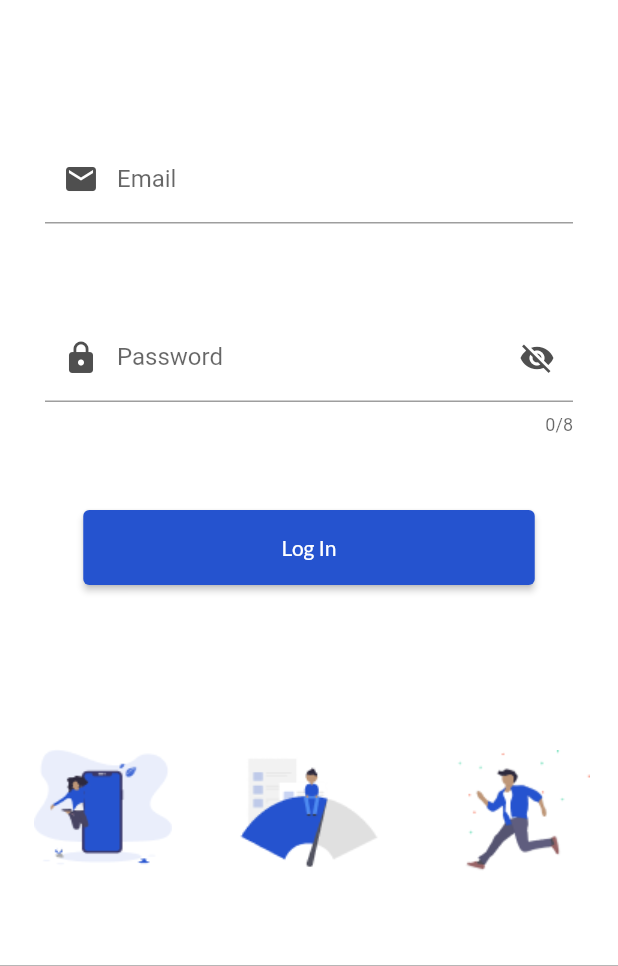
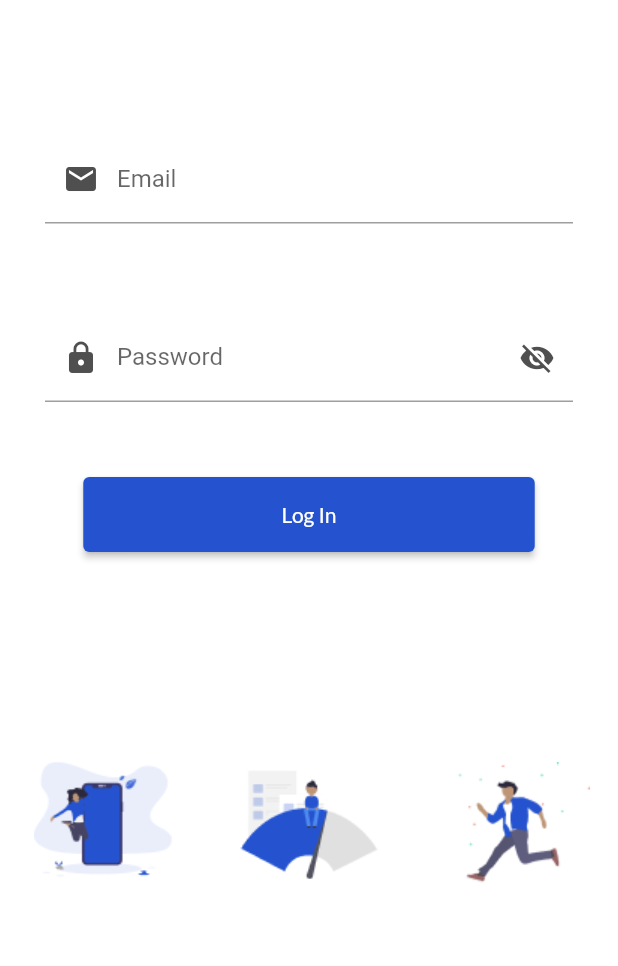
Before and after one commit to sobuur0/super_agent_with_flutter, a Flutter app: the screen it shows after launch, on a phone screen of 412 x 824 dp, the part 270-1236 px from its top. Run offline on Flutter 3.47's test engine with Material 2 defaults, Android fonts, the phone set to English and light mode, and no system bars; our stand-ins replace google_fonts.

Commit message:
removed max_length input on formfield

```diff
--- a/lib/presentation/pages/pin_set_page.dart
+++ b/lib/presentation/pages/pin_set_page.dart
@@ -56,7 +56,8 @@ class _SetPinPageState extends State<SetPinPage> with TickerProviderStateMixin {
             ),
             Padding(
               padding: const EdgeInsets.symmetric(horizontal: 30),
-              child: TextField(
+              child: TextFormField(
+                validator: (value) {},
                 obscureText: !_passwordVisible,
                 maxLength: 4,
                 keyboardType: TextInputType.number,
@@ -87,7 +88,8 @@ class _SetPinPageState extends State<SetPinPage> with TickerProviderStateMixin {
             ),
             Padding(
               padding: const EdgeInsets.symmetric(horizontal: 30),
-              child: TextField(
+              child: TextFormField(
+                validator: (value) {},
                 obscureText: !_passwordVisible,
                 maxLength: 4,
                 keyboardType: TextInputType.number,
--- a/lib/presentation/pages/sign_in_page.dart
+++ b/lib/presentation/pages/sign_in_page.dart
@@ -52,7 +52,8 @@ class _SignInPageState extends State<SignInPage> {
                   ),
                   Padding(
                     padding: const EdgeInsets.symmetric(horizontal: 30),
-                    child: TextField(
+                    child: TextFormField(
+                      validator: (value) {},
                       keyboardType: TextInputType.emailAddress,
                       decoration: InputDecoration(
                         labelText: 'Email',
@@ -68,8 +69,8 @@ class _SignInPageState extends State<SignInPage> {
                   ),
                   Padding(
                     padding: const EdgeInsets.symmetric(horizontal: 30),
-                    child: TextField(
-                      maxLength: 8,
+                    child: TextFormField(
+                      validator: (value) {},
                       obscureText: !_passwordVisible,
                       keyboardType: TextInputType.number,
                       decoration: InputDecoration(
@@ -111,7 +112,7 @@ class _SignInPageState extends State<SignInPage> {
                     ),
                   ),
                   Padding(
-                    padding: const EdgeInsets.fromLTRB(0, 90, 0, 0),
+                    padding: const EdgeInsets.fromLTRB(0, 120, 0, 0),
                     child: Row(
                       crossAxisAlignment: CrossAxisAlignment.end,
                       children: <Widget>[
@@ -127,9 +128,6 @@ class _SignInPageState extends State<SignInPage> {
                       ],
                     ),
                   ),
-                  TextField(
-
-                  ),
                 ],
               ),
             ),
```
